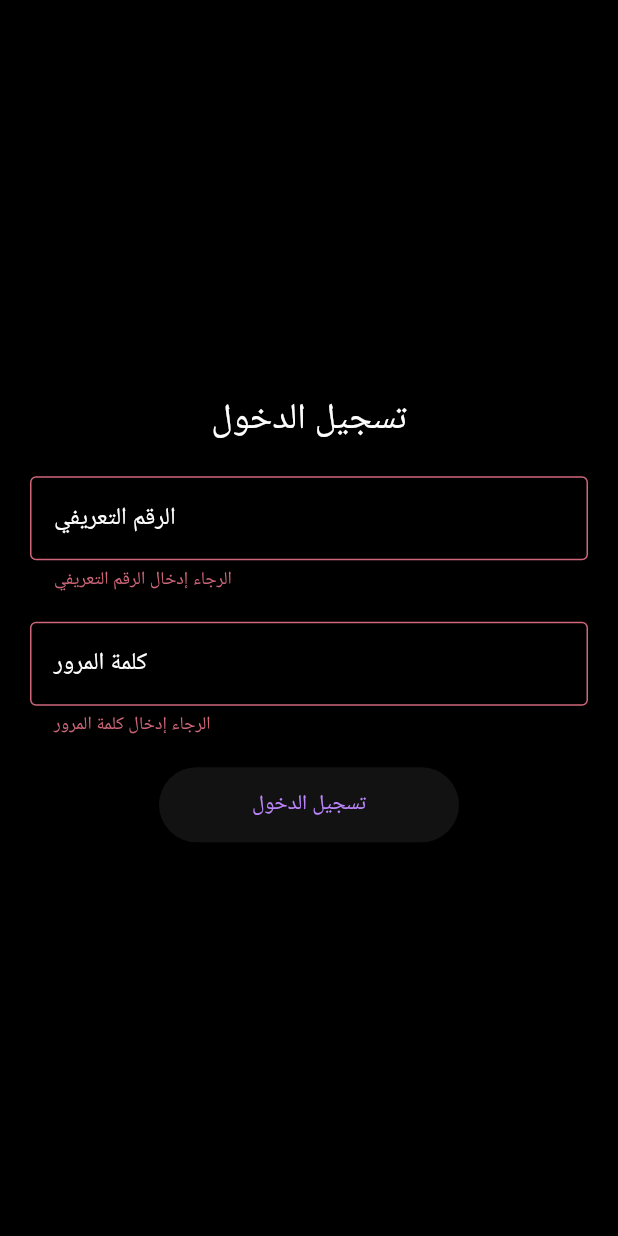
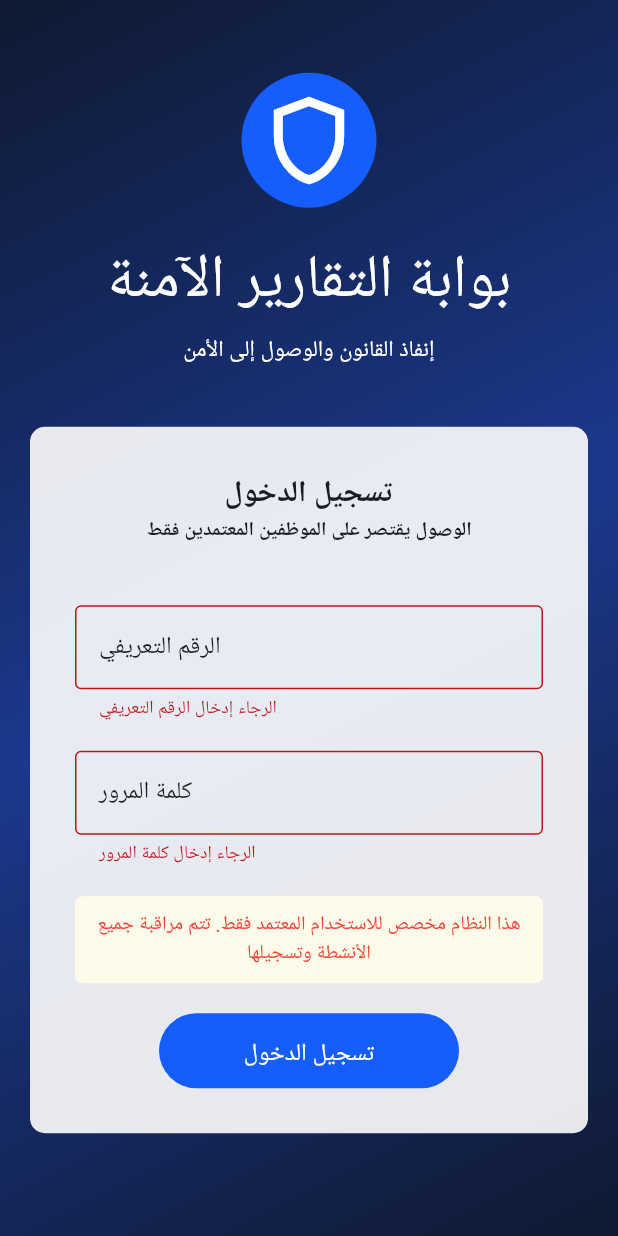
Before and after one commit to mowael01/whisper_desktop, a Flutter app: the screen it shows after launch, after a tap on "تسجيل الدخول", on a phone screen of 412 x 824 dp. Run offline on Flutter 3.47's test engine with Material 3 defaults, Android fonts, the phone set to English and light mode, and no system bars; our stand-ins replace flutter_riverpod, google_fonts; Roboto replaces fonts that are missing (Cairo).

Commit message:
added the new login page

```diff
--- a/lib/layouts/main.dart
+++ b/lib/layouts/main.dart
@@ -1,7 +1,5 @@
 import 'package:flutter/material.dart';
 import 'package:flutter_riverpod/flutter_riverpod.dart';
-import 'package:whisper_desktop/main.dart';
-import 'package:whisper_desktop/pages/login.dart';
 import 'package:whisper_desktop/pages/report_feeds.dart';
 
 // Create a proper StateNotifier for route management
@@ -107,7 +105,7 @@ class MainLayoutState extends ConsumerState<MainLayout> {
               // Update the route when page changes via swipe
               ref.read(routeProvider.notifier).setRoute(index);
             },
-            children: [ReportPage(), LoginPage()],
+            children: [ReportPage()],
           ),
         ),
       ],
--- a/lib/main.dart
+++ b/lib/main.dart
@@ -1,5 +1,5 @@
 import 'package:flutter/material.dart';
-import 'package:whisper_desktop/pages/login.dart';
+import 'package:whisper_desktop/pages/login_page.dart';
 
 import 'package:flutter_riverpod/flutter_riverpod.dart';
 
@@ -18,7 +18,12 @@
     return MaterialApp(
       debugShowCheckedModeBanner: false,
       title: 'Whisper Desktop',
-      theme: ThemeData(colorScheme: ColorScheme.dark()),
+      theme: ThemeData(
+        colorScheme: ColorScheme.fromSeed(
+          seedColor: Color.fromARGB(255, 35, 73, 243),
+        ),
+        useMaterial3: true,
+      ),
       home: LoginPage(),
     );
   }
--- a/lib/pages/login.dart
+++ /dev/null
@@ -1,127 +0,0 @@
-// login.dart
-
-import 'package:flutter/material.dart';
-import 'package:whisper_desktop/layouts/main.dart';
-import 'package:whisper_desktop/pages/report_feeds.dart';
-
-class LoginPage extends StatefulWidget {
-  const LoginPage({super.key});
-
-  @override
-  _LoginPageState createState() => _LoginPageState();
-}
-
-class _LoginPageState extends State<LoginPage> {
-  final _formKey = GlobalKey<FormState>();
-  String _id = '';
-  String _password = '';
-  bool _isLoading = false;
-
-  Future<void> _login() async {
-    setState(() {
-      _isLoading = true;
-    });
-    // Simulate a login process
-    await Future.delayed(Duration(seconds: 2));
-    debugPrint('User ID: $_id');
-    debugPrint('Password: $_password');
-    setState(() {
-      _isLoading = false;
-    });
-    // Navigate to the next page or show a success message
-    Navigator.pushReplacement(
-      context,
-      MaterialPageRoute(builder: (context) => MainLayout()),
-    );
-  }
-
-  @override
-  Widget build(BuildContext context) {
-    return Scaffold(
-      body: Container(
-        width: MediaQuery.of(context).size.width,
-        decoration: BoxDecoration(color: Colors.black),
-        child: Padding(
-          padding: const EdgeInsets.all(20.0),
-          child: Form(
-            key: _formKey,
-            child: SizedBox(
-              child: Column(
-                mainAxisAlignment: MainAxisAlignment.center,
-                children: [
-                  Text(
-                    'تسجيل الدخول',
-                    style: TextStyle(color: Colors.white, fontSize: 24),
-                  ),
-                  SizedBox(height: 20),
-                  SizedBox(
-                    width: 500,
-                    child: TextFormField(
-                      decoration: InputDecoration(
-                        labelText: 'الرقم التعريفي',
-                        labelStyle: TextStyle(color: Colors.white),
-                        border: OutlineInputBorder(),
-                      ),
-                      validator: (value) {
-                        if (value?.isEmpty ?? true) {
-                          return 'الرجاء إدخال الرقم التعريفي';
-                        }
-                        return null;
-                      },
-                      onSaved: (value) => _id = value!,
-                    ),
-                  ),
-                  SizedBox(height: 20),
-                  SizedBox(
-                    width: 500,
-                    child: TextFormField(
-                      decoration: InputDecoration(
-                        labelText: 'كلمة المرور',
-                        labelStyle: TextStyle(color: Colors.white),
-                        border: OutlineInputBorder(),
-                      ),
-                      obscureText: true,
-                      validator: (value) {
-                        if (value!.isEmpty) {
-                          return 'الرجاء إدخال كلمة المرور';
-                        }
-                        return null;
-                      },
-                      onSaved: (value) => _password = value!,
-                    ),
-                  ),
-                  SizedBox(height: 20),
-                  ElevatedButton(
-                    style: ElevatedButton.styleFrom(
-                      padding: EdgeInsets.symmetric(
-                        horizontal: 50,
-                        vertical: 15,
-                      ),
-                      fixedSize: Size(200, 50),
-                    ),
-                    onPressed: () {
-                      if (_formKey.currentState!.validate() && !_isLoading) {
-                        _formKey.currentState!.save();
-                        _login();
-                      }
-                    },
-
-                    child: _isLoading
-                        ? SizedBox(
-                            child: CircularProgressIndicator(
-                              valueColor: AlwaysStoppedAnimation<Color>(
-                                Colors.white,
-                              ),
-                            ),
-                          )
-                        : Text('تسجيل الدخول'),
-                  ),
-                ],
-              ),
-            ),
-          ),
-        ),
-      ),
-    );
-  }
-}
--- /dev/null
+++ b/lib/pages/login_page.dart
@@ -0,0 +1,238 @@
+// login.dart
+
+import 'package:flutter/material.dart';
+import 'package:whisper_desktop/layouts/main.dart';
+import 'package:google_fonts/google_fonts.dart';
+
+class LoginPage extends StatefulWidget {
+  const LoginPage({super.key});
+
+  @override
+  _LoginPageState createState() => _LoginPageState();
+}
+
+class _LoginPageState extends State<LoginPage> {
+  final _formKey = GlobalKey<FormState>();
+  String _id = '';
+  String _password = '';
+  bool _isLoading = false;
+
+  Future<void> _login() async {
+    setState(() {
+      _isLoading = true;
+    });
+    // Simulate a login process
+    await Future.delayed(Duration(seconds: 2));
+    debugPrint('User ID: $_id');
+    debugPrint('Password: $_password');
+    setState(() {
+      _isLoading = false;
+    });
+    // Navigate to the next page or show a success message
+    Navigator.pushReplacement(
+      context,
+      MaterialPageRoute(builder: (context) => MainLayout()),
+    );
+  }
+
+  @override
+  Widget build(BuildContext context) {
+    return Scaffold(
+      body: Container(
+        width: MediaQuery.of(context).size.width,
+        decoration: BoxDecoration(
+          gradient: LinearGradient(
+            colors: [
+              Color.fromARGB(255, 15, 25, 49),
+              Color.fromARGB(255, 27, 56, 140),
+              Color.fromARGB(255, 15, 25, 49),
+            ],
+            begin: Alignment.topLeft,
+            end: Alignment.bottomRight,
+          ),
+        ),
+        child: Column(
+          mainAxisAlignment: MainAxisAlignment.center,
+          children: [
+            Container(
+              decoration: BoxDecoration(
+                borderRadius: BorderRadius.circular(100),
+                color: Color.fromARGB(255, 21, 93, 252),
+              ),
+              child: Padding(
+                padding: const EdgeInsets.all(10.0),
+                child: Icon(
+                  Icons.shield_outlined,
+                  size: 70,
+                  color: Colors.white,
+                ),
+              ),
+            ),
+            SizedBox(height: 20),
+            Text(
+              'بوابة التقارير الآمنة',
+              style: TextStyle(
+                color: Colors.white,
+                fontSize: 40,
+                fontFamily: GoogleFonts.cairo().fontFamily,
+              ),
+            ),
+            SizedBox(height: 5),
+            Text(
+              'إنفاذ القانون والوصول إلى الأمن',
+              style: TextStyle(
+                color: Colors.white,
+                fontSize: 15,
+                fontFamily: GoogleFonts.cairo().fontFamily,
+              ),
+            ),
+            SizedBox(height: 20),
+            Padding(
+              padding: const EdgeInsets.all(20.0),
+              child: Container(
+                decoration: BoxDecoration(
+                  color: Colors.white.withValues(alpha: 0.9),
+                  borderRadius: BorderRadius.circular(10),
+                ),
+                child: Padding(
+                  padding: const EdgeInsets.all(30.0),
+                  child: Form(
+                    key: _formKey,
+                    child: SizedBox(
+                      child: Column(
+                        mainAxisAlignment: MainAxisAlignment.center,
+                        children: [
+                          Text(
+                            'تسجيل الدخول',
+                            style: TextStyle(
+                              fontSize: 20,
+                              fontFamily: GoogleFonts.cairo().fontFamily,
+                              fontWeight: FontWeight.bold,
+                            ),
+                          ),
+                          Text(
+                            'الوصول يقتصر على الموظفين المعتمدين فقط',
+                            style: TextStyle(
+                              fontSize: 13,
+                              fontFamily: GoogleFonts.cairo().fontFamily,
+                              fontWeight: FontWeight.bold,
+                            ),
+                          ),
+                          SizedBox(height: 40),
+                          SizedBox(
+                            width: 500,
+
+                            child: TextFormField(
+                              decoration: InputDecoration(
+                                labelText: 'الرقم التعريفي',
+
+                                labelStyle: TextStyle(
+                                  color: Colors.black87,
+                                  fontFamily: GoogleFonts.cairo().fontFamily,
+                                  textBaseline: TextBaseline.alphabetic,
+                                ),
+                                border: OutlineInputBorder(),
+                              ),
+                              style: TextStyle(color: Colors.black),
+                              validator: (value) {
+                                if (value?.isEmpty ?? true) {
+                                  return 'الرجاء إدخال الرقم التعريفي';
+                                }
+                                return null;
+                              },
+                              onSaved: (value) => _id = value!,
+                            ),
+                          ),
+                          SizedBox(height: 20),
+                          SizedBox(
+                            width: 500,
+                            child: TextFormField(
+                              decoration: InputDecoration(
+                                labelText: 'كلمة المرور',
+                                labelStyle: TextStyle(
+                                  color: Colors.black87,
+                                  fontFamily: GoogleFonts.cairo().fontFamily,
+                                  textBaseline: TextBaseline.alphabetic,
+                                ),
+                                border: OutlineInputBorder(),
+                              ),
+                              obscureText: true,
+                              validator: (value) {
+                                if (value!.isEmpty) {
+                                  return 'الرجاء إدخال كلمة المرور';
+                                }
+                                return null;
+                              },
+                              onSaved: (value) => _password = value!,
+                            ),
+                          ),
+                          SizedBox(height: 20),
+                          Container(
+                            decoration: BoxDecoration(
+                              color: Color.fromARGB(255, 255, 251, 235),
+                              borderRadius: BorderRadius.circular(5),
+                            ),
+                            child: Padding(
+                              padding: const EdgeInsets.all(10.0),
+                              child: Text(
+                                'هذا النظام مخصص للاستخدام المعتمد فقط. تتم مراقبة جميع الأنشطة وتسجيلها',
+                                textAlign: TextAlign.center,
+                                style: TextStyle(
+                                  color: Colors.red,
+                                  fontSize: 13,
+                                  fontFamily: GoogleFonts.cairo().fontFamily,
+                                ),
+                              ),
+                            ),
+                          ),
+                          SizedBox(height: 20),
+                          TextButton(
+                            style: TextButton.styleFrom(
+                              backgroundColor: Color.fromARGB(255, 21, 93, 252),
+                              padding: EdgeInsets.symmetric(
+                                horizontal: 50,
+                                vertical: 15,
+                              ),
+                              fixedSize: Size(200, 50),
+                            ),
+                            onPressed: () {
+                              if (_formKey.currentState!.validate() &&
+                                  !_isLoading) {
+                                _formKey.currentState!.save();
+                                _login();
+                              }
+                            },
+
+                            child: _isLoading
+                                ? SizedBox(
+                                    child: CircularProgressIndicator(
+                                      strokeWidth: 2,
+                                      valueColor: AlwaysStoppedAnimation<Color>(
+                                        Colors.white,
+                                      ),
+                                    ),
+                                  )
+                                : Text(
+                                    'تسجيل الدخول',
+                                    style: TextStyle(
+                                      color: Colors.white,
+                                      fontSize: 16,
+
+                                      fontFamily:
+                                          GoogleFonts.cairo().fontFamily,
+                                    ),
+                                  ),
+                          ),
+                        ],
+                      ),
+                    ),
+                  ),
+                ),
+              ),
+            ),
+          ],
+        ),
+      ),
+    );
+  }
+}
--- a/pubspec.yaml
+++ b/pubspec.yaml
@@ -35,6 +35,7 @@ dependencies:
   # Use with the CupertinoIcons class for iOS style icons.
   cupertino_icons: ^1.0.8
   flutter_riverpod: ^2.6.1
+  google_fonts: ^6.3.0
 
 dev_dependencies:
   flutter_test:
```
Also changed, not shown: pubspec.lock, 2 other files.
